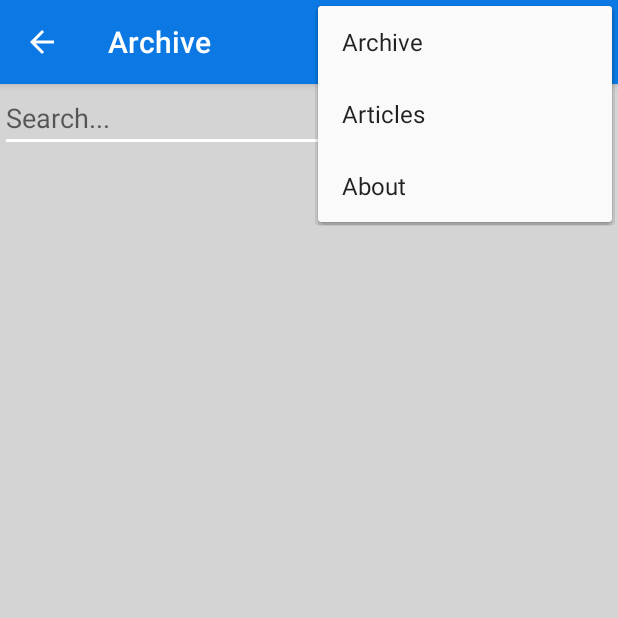
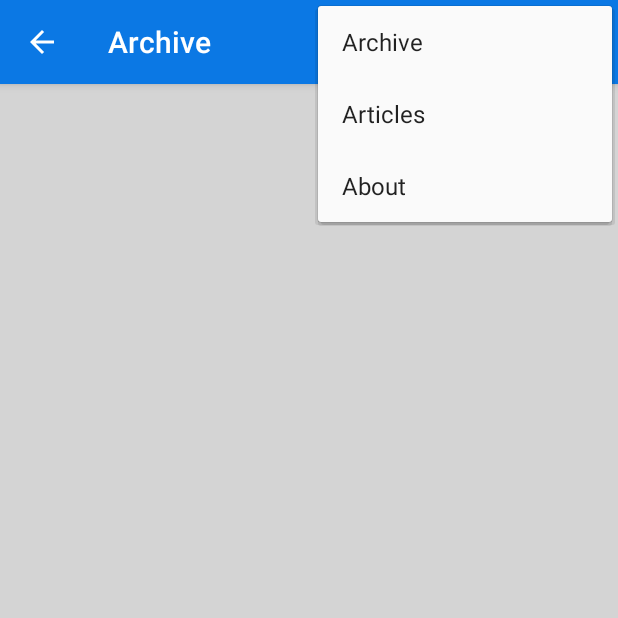
Before and after one commit to planta/FS-vijesti, an Android app: the ArchiveActivity screen opened directly, with no data from a screen before it, with the options menu open, on a phone screen of 412 x 824 dp, the top half of it. Run offline under Robolectric (Android 15) with nearby library versions, the phone set to English and light mode, and no system bars; our stand-ins replace AdMob.

Commit message:
search array

```diff
--- a/app/src/main/res/layout/activity_archive.xml
+++ b/app/src/main/res/layout/activity_archive.xml
@@ -4,13 +4,16 @@
     android:orientation="vertical"
     android:layout_width="match_parent"
     android:layout_height="match_parent"
-    android:background="@color/backgroundGrey">
+    android:background="@color/backgroundGrey"
+    android:animateLayoutChanges="true">
 
     <EditText
         android:layout_width="match_parent"
         android:layout_height="wrap_content"
         android:id="@+id/searchField"
-        android:hint="Search..." />
+        android:hint="Search..."
+        android:maxLines="1"
+        android:visibility="gone"/>
 
     <ListView
         android:layout_width="match_parent"
--- a/app/src/main/res/menu/menu_main.xml
+++ b/app/src/main/res/menu/menu_main.xml
@@ -3,6 +3,8 @@
     xmlns:tools="http://schemas.android.com/tools" tools:context=".MainActivity">
     <item android:id="@+id/action_refresh" android:title="@string/action_refresh"
         android:orderInCategory="100" app:showAsAction="always" android:visible="false" android:icon="@drawable/refresh" />
+    <item android:id="@+id/action_search" android:title="@string/action_refresh"
+        android:orderInCategory="100" app:showAsAction="always" android:visible="false" android:icon="@drawable/search" />
     <item android:id="@+id/action_archive" android:title="@string/action_archive"
         android:orderInCategory="100" app:showAsAction="never" />
     <item android:id="@+id/action_articles" android:title="@string/action_articles"
```
Also changed, not shown: app/src/main/java/com/theartball/theartball/ArchiveActivity.java (+28 -15 lines), app/src/main/res/drawable/search.png (added).
